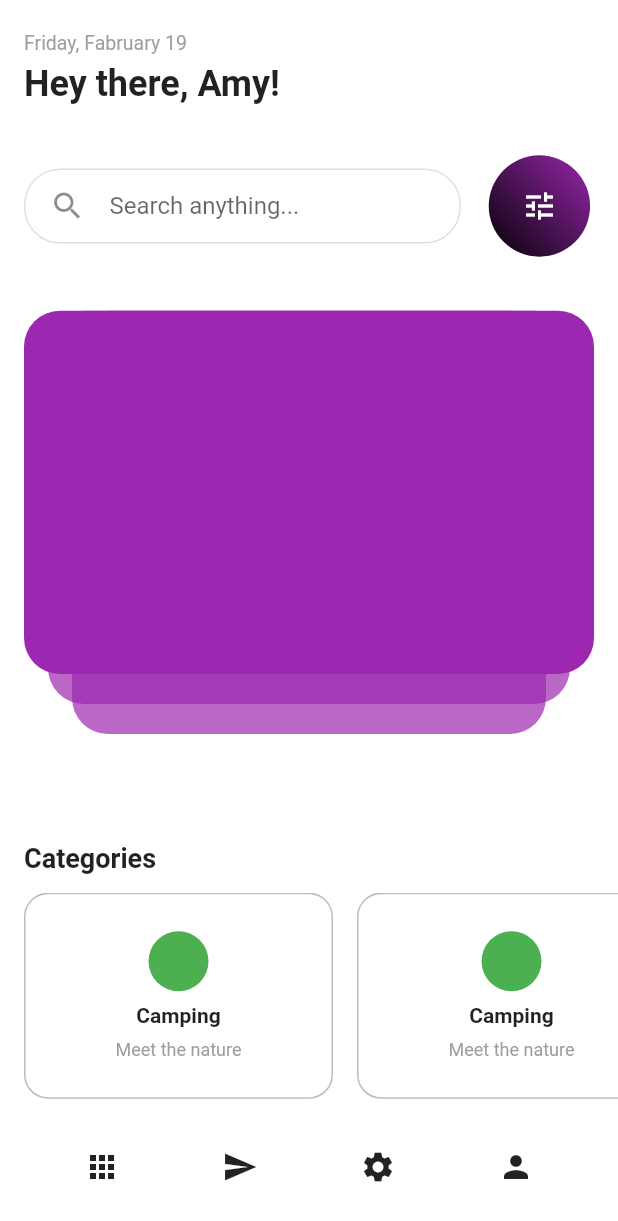
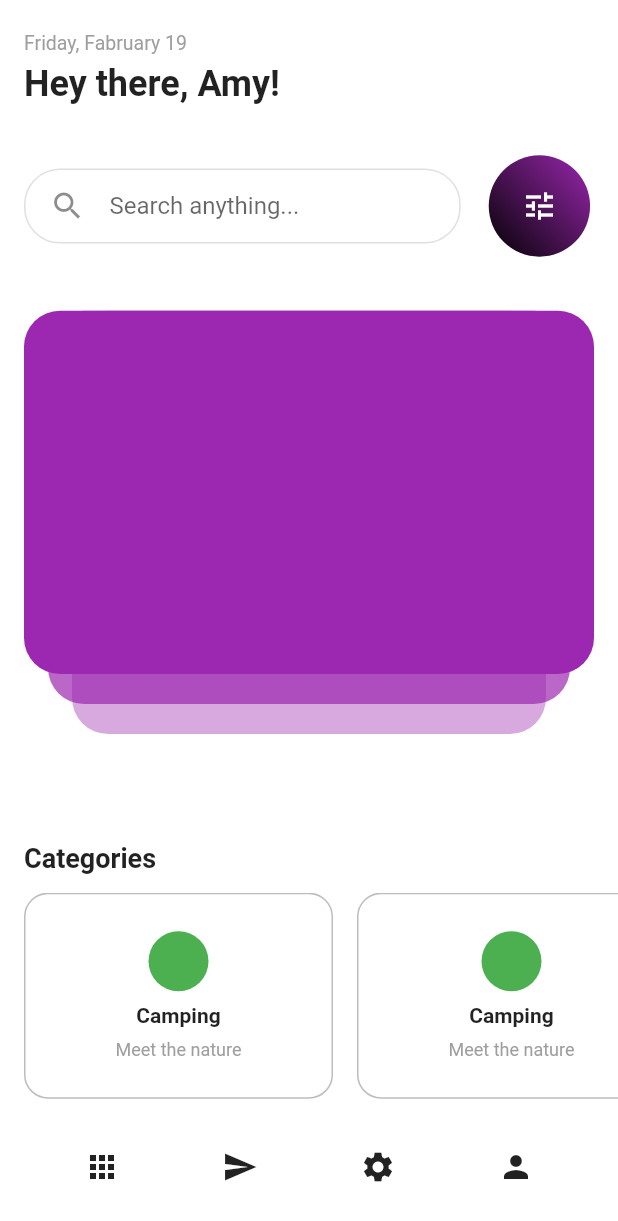
Before and after one commit to JAICHANGPARK/flutter_notebook_11th_story, a Flutter app: the screen it shows after launch, on a phone screen of 412 x 824 dp. Shown: the top 1221 px of the screen. Run offline on Flutter 3.47's test engine with Material 2 defaults, Android fonts, the phone set to English and light mode, and no system bars; our stand-ins replace backdrop, badges, flutter_inner_drawer, flutter_slidable, flutter_swiper, google_fonts.

Commit message:
Update experience_home_page.dart

```diff
--- a/lib/ep718_experience_app/experience_home_page.dart
+++ b/lib/ep718_experience_app/experience_home_page.dart
@@ -81,12 +81,12 @@ class _ExperienceHomePageState extends State<ExperienceHomePage> {
                   child: Stack(
                     children: [
                       Positioned(
-                          left: 0,
-                          right: 0,
+                          left: 32,
+                          right: 32,
                           top: 8,
-                          bottom: 84,
+                          bottom: 44,
                           child: Container(
-                            decoration: BoxDecoration(color: Colors.purple,
+                            decoration: BoxDecoration(color: Colors.purple.withOpacity(0.4),
                                 borderRadius: BorderRadius.circular(24)),
                           )),
                       Positioned(
@@ -98,15 +98,16 @@ class _ExperienceHomePageState extends State<ExperienceHomePage> {
                             decoration: BoxDecoration(color: Colors.purple.withOpacity(0.7),
                                 borderRadius: BorderRadius.circular(24)),
                           )),
+
                       Positioned(
-                          left: 32,
-                          right: 32,
+                          left: 0,
+                          right: 0,
                           top: 8,
-                          bottom: 44,
+                          bottom: 84,
                           child: Container(
-                            decoration: BoxDecoration(color: Colors.purple.withOpacity(0.7),
+                            decoration: BoxDecoration(color: Colors.purple,
                                 borderRadius: BorderRadius.circular(24)),
-                          ))
+                          )),
                     ],
                   ),
                 )),
```
